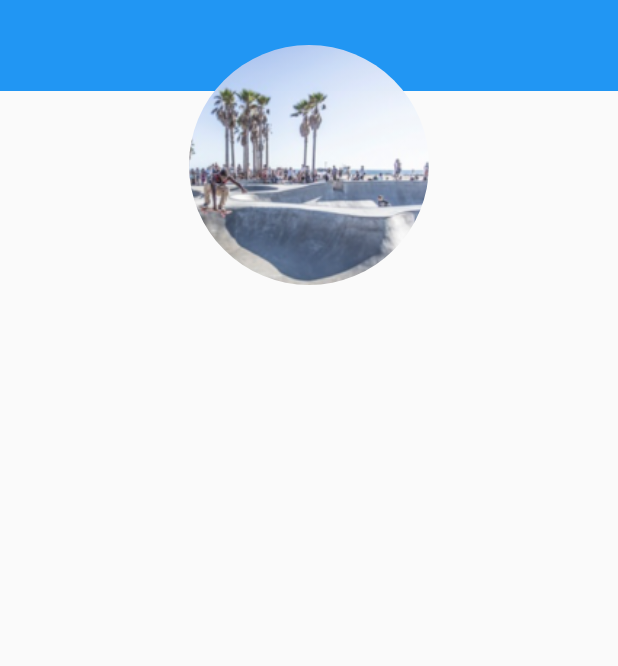
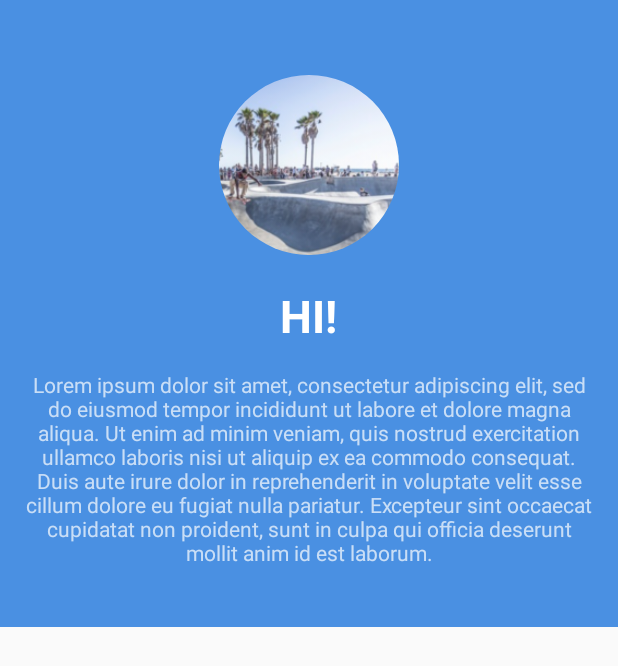
Before and after one commit to Elias2389/Platzigram, an Android app: the layout fragment_profile.xml on its own in the app's theme, with its tools: preview values and no code run, on a phone screen of 412 x 824 dp. Shown: the top 666 px of the screen. Run offline under Robolectric (Android 15) with nearby library versions, the phone set to English and light mode, and no system bars.

```diff
--- a/app/src/main/java/com/erivas/platzigram/adapter/PictureAdapterRecyclerView.java
+++ b/app/src/main/java/com/erivas/platzigram/adapter/PictureAdapterRecyclerView.java
@@ -5,7 +5,10 @@ import android.app.Activity;
 import com.erivas.platzigram.model.Picture;
 
 import android.content.Intent;
+import android.os.Build;
+import android.support.v4.app.ActivityOptionsCompat;
 import android.support.v7.widget.RecyclerView;
+import android.transition.Explode;
 import android.view.LayoutInflater;
 import android.view.View;
 import android.view.ViewGroup;
@@ -47,7 +50,23 @@ public class PictureAdapterRecyclerView extends RecyclerView.Adapter<PictureAdap
             @Override
             public void onClick(View view) {
                 Intent intent = new Intent(activity, PictureDetailActivity.class);
-                activity.startActivity(intent);
+//                activity.startActivity(intent);
+
+                if(Build.VERSION.SDK_INT >= Build.VERSION_CODES.LOLLIPOP){
+                    Explode explode = new Explode();
+                    explode.setDuration(1000);
+                    activity.getWindow().setExitTransition(explode);
+
+                    activity.startActivity(intent,
+                            ActivityOptionsCompat.makeSceneTransitionAnimation(
+                                    activity,view,activity.getString(R.string.transition_name_picture))
+                                    .toBundle());
+
+                }else{
+                    activity.startActivity(intent);
+                }
+
+
             }
         });
     }
--- a/app/src/main/java/com/erivas/platzigram/view/PictureDetailActivity.java
+++ b/app/src/main/java/com/erivas/platzigram/view/PictureDetailActivity.java
@@ -1,9 +1,11 @@
 package com.erivas.platzigram.view;
 
+import android.os.Build;
 import android.support.design.widget.CollapsingToolbarLayout;
 import android.support.v7.app.AppCompatActivity;
 import android.os.Bundle;
 import android.support.v7.widget.Toolbar;
+import android.transition.Fade;
 
 import com.erivas.platzigram.R;
 
@@ -14,6 +16,12 @@ public class PictureDetailActivity extends AppCompatActivity {
         super.onCreate(savedInstanceState);
         setContentView(R.layout.activity_picture_detail);
         this.showToolbar("",true);
+
+        if(Build.VERSION.SDK_INT >= Build.VERSION_CODES.LOLLIPOP){
+            getWindow().setEnterTransition(new Fade());
+
+        }
+
 
     }
 
--- a/app/src/main/res/layout/activity_picture_detail.xml
+++ b/app/src/main/res/layout/activity_picture_detail.xml
@@ -29,7 +29,7 @@ tools:context="com.erivas.platzigram.view.PictureDetailActivity"
                 android:scaleType="centerCrop"
                 android:background="@drawable/image"
                 app:layout_collapseMode="parallax"
-
+                android:transitionName="@string/transition_name_picture"
                 />
 
             <android.support.v7.widget.Toolbar
--- a/app/src/main/res/layout/cardview_picture.xml
+++ b/app/src/main/res/layout/cardview_picture.xml
@@ -20,7 +20,9 @@
             android:layout_height="@dimen/height_cardview"
             android:background="@drawable/image"
             android:scaleType="centerCrop"
-            android:contentDescription="sdaasdas" />
+            android:contentDescription="prueba"
+            android:transitionName="@string/transition_name_picture"
+            />
         <LinearLayout
             android:layout_width="match_parent"
             android:layout_height="wrap_content"
--- a/app/src/main/res/layout/fragment_profile.xml
+++ b/app/src/main/res/layout/fragment_profile.xml
@@ -1,48 +1,54 @@
-<android.support.design.widget.CoordinatorLayout xmlns:android="http://schemas.android.com/apk/res/android"
+    <android.support.design.widget.CoordinatorLayout
+        xmlns:android="http://schemas.android.com/apk/res/android"
+        xmlns:app="http://schemas.android.com/apk/res-auto"
         xmlns:tools="http://schemas.android.com/tools"
         android:layout_width="match_parent"
         android:layout_height="match_parent"
-    xmlns:app="http://schemas.android.com/apk/res-auto"
         android:fitsSystemWindows="true"
         tools:context="com.erivas.platzigram.view.fragment.ProfileFragment">
 
-
         <android.support.design.widget.AppBarLayout
-        android:id="@+id/appBar_profile"
-        android:layout_width="match_parent"
-        android:layout_height="wrap_content"
-        android:theme="@style/AppTheme.AppBarOverlay"
-        android:background="@color/colorPrimary"
-        >
-
-        <android.support.design.widget.CollapsingToolbarLayout
-            android:id="@+id/collapsingToolbar_profile"
+            android:id="@+id/app_bar"
             android:layout_width="match_parent"
             android:layout_height="wrap_content"
             android:fitsSystemWindows="true"
-            app:statusBarScrim="@color/colorPrimary"
-            app:layout_scrollFlags="scroll|exitUntilCollapsed"
-            app:contentScrim="@color/colorPrimary"
-            >
+            android:background="#4a90e2"
+            android:theme="@style/AppTheme.AppBarOverlay">
+
+            <android.support.design.widget.CollapsingToolbarLayout
+                android:id="@+id/toolbar_layout"
+                android:layout_width="match_parent"
+                android:layout_height="wrap_content"
+                android:fitsSystemWindows="true"
+                app:contentScrim="#4a90e2"
+                app:statusBarScrim="#4a90e2"
+                app:layout_scrollFlags="scroll|exitUntilCollapsed">
 
                 <LinearLayout
                     android:layout_width="match_parent"
                     android:layout_height="wrap_content"
-                android:paddingBottom="20dp"
+                    android:orientation="vertical"
+                    android:paddingTop="190dp"
+                    android:paddingBottom="40dp"
                     android:layout_gravity="center|top"
                     android:layout_marginLeft="16dp"
                     android:layout_marginRight="16dp"
-                android:gravity="center"
-                >
+                    android:gravity="center">
 
                     <TextView
-                    android:id="@+id/username_profile"
                         android:layout_width="wrap_content"
                         android:layout_height="wrap_content"
-                    android:text="@string/username_card"
+                        android:text="HI!"
+                        android:textStyle="bold"
                         android:textColor="@android:color/white"
-                    android:textSize="30sp"
-                    />
+                        android:textSize="30dp"/>
+
+                    <TextView
+                        android:layout_width="match_parent"
+                        android:layout_height="wrap_content"
+                        android:layout_marginTop="16dp"
+                        android:gravity="center"
+                        android:text="@string/lorem"/>
 
                 </LinearLayout>
 
@@ -50,50 +56,46 @@
                     android:id="@+id/toolbar"
                     android:layout_width="match_parent"
                     android:layout_height="?attr/actionBarSize"
-                android:background="?attr/colorPrimary"
-                app:popupTheme="@style/AppTheme.PopupOverlay" />
+                    app:layout_collapseMode="pin"
+                    app:popupTheme="@style/AppTheme.PopupOverlay"/>
 
             </android.support.design.widget.CollapsingToolbarLayout>
-
         </android.support.design.widget.AppBarLayout>
 
 
+
         <de.hdodenhof.circleimageview.CircleImageView
-        android:layout_width="160dp"
-        android:layout_height="160dp"
+            android:layout_width="120dp"
+            android:layout_height="120dp"
             android:src="@drawable/image"
             android:layout_gravity="center|top"
-        android:layout_marginTop="30dp"
+            android:layout_marginTop="50dp"
             android:elevation="10dp"
             app:layout_behavior="com.zoonref.SimpleViewBehavior"
-        app:dependsOn="@+id/appBar_profile"
+            app:dependsOn="@+id/app_bar"
             app:dependType="y"
-        app:dependTargetY="-206dp"
+            app:dependTargetY="-176dp"
             app:targetX="16dp"
-        app:targetY="-15dp"
+            app:targetY="8dp"
             app:targetWidth="40dp"
-        app:targetHeight="40dp"
-        />
+            app:targetHeight="40dp"/>
+
         <TextView
-        android:id="@+id/username_tollbar_profile"
             android:layout_width="wrap_content"
-        android:layout_height="wrap_content"
+            android:layout_height="16dp"
             android:text="@string/username_card"
-        android:textSize="18sp"
+            android:textSize="18dp"
             android:elevation="10dp"
             android:layout_marginLeft="72dp"
-        android:layout_marginTop="-100dp"
+            android:layout_marginTop="-160dp"
             android:gravity="center_vertical"
             android:textColor="@android:color/white"
             android:alpha="0"
             app:layout_behavior="com.zoonref.SimpleViewBehavior"
-        app:dependsOn="@+id/appBar_profile"
+            app:dependsOn="@+id/app_bar"
             app:dependType="y"
-        app:dependTargetY="-250dp"
-        app:targetY="-5dp"
-        app:targetAlpha="1"
-        />
-
-
+            app:dependTargetY="-206dp"
+            app:targetY="0dp"
+            app:targetAlpha="1"/>
 
     </android.support.design.widget.CoordinatorLayout>
--- a/app/src/main/res/values/strings.xml
+++ b/app/src/main/res/values/strings.xml
@@ -27,4 +27,5 @@
     <string name="like_detail">Me gusta</string>
     <string name="title_image">\"Todo copas de playa\"</string>
     <string name="lorem">Lorem ipsum dolor sit amet, consectetur adipiscing elit, sed do eiusmod tempor incididunt ut labore et dolore magna aliqua. Ut enim ad minim veniam, quis nostrud exercitation ullamco laboris nisi ut aliquip ex ea commodo consequat. Duis aute irure dolor in reprehenderit in voluptate velit esse cillum dolore eu fugiat nulla pariatur. Excepteur sint occaecat cupidatat non proident, sunt in culpa qui officia deserunt mollit anim id est laborum.</string>
+    <string name="transition_name_picture">transitionnamepicture</string>
 </resources>
--- a/build.gradle
+++ b/build.gradle
@@ -5,7 +5,7 @@ buildscript {
         jcenter()
     }
     dependencies {
-        classpath 'com.android.tools.build:gradle:2.3.0'
+        classpath 'com.android.tools.build:gradle:2.3.3'
 
         // NOTE: Do not place your application dependencies here; they belong
         // in the individual module build.gradle files
```
Also changed, not shown: 38 other files. Lines whose indentation alone changed are shown as unchanged.
